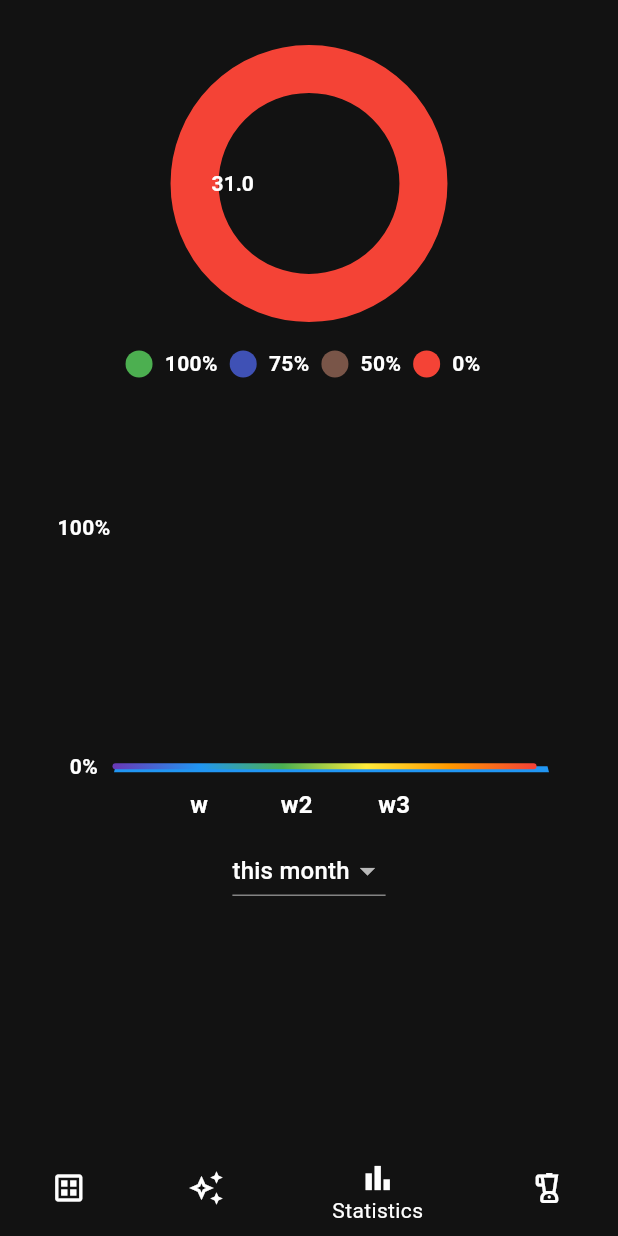
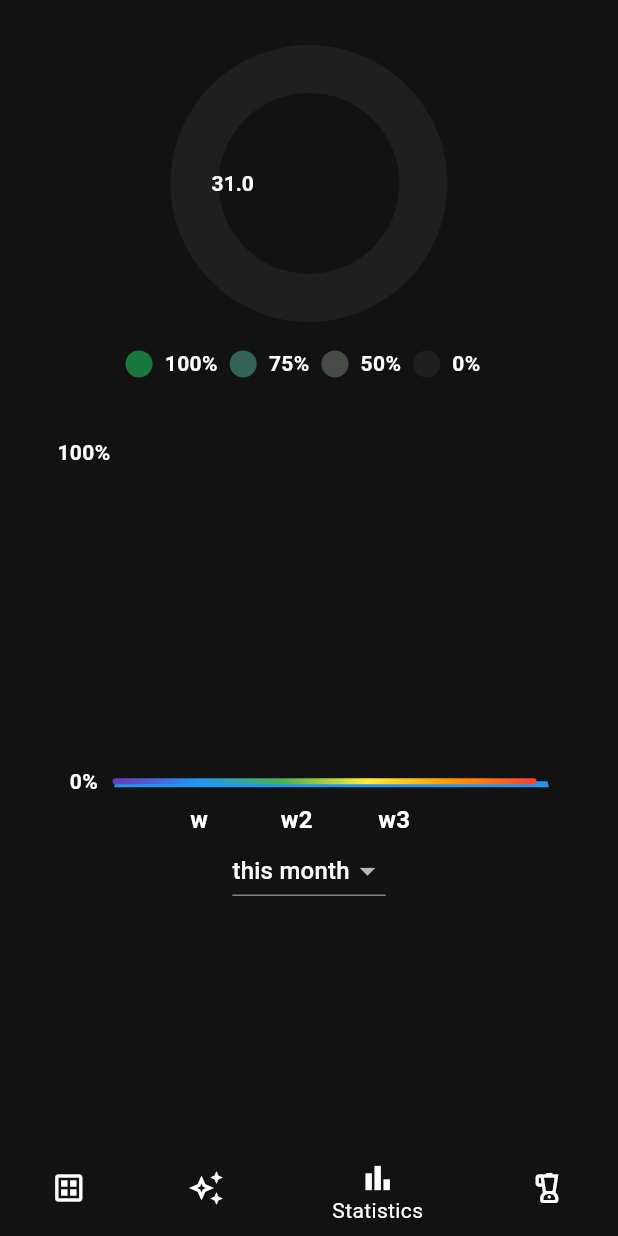
Before and after one commit to cueltschey/squared_away, a Flutter app: the screen it shows after launch, item 3 of the bottom bar chosen, on a phone screen of 412 x 824 dp. Run offline on Flutter 3.47's test engine with Material 3 defaults, Android fonts, the phone set to English and light mode, and no system bars; drawn by our look-alikes of fl_chart, pie_chart; our stand-ins replace file_picker, flutter_colorpicker, flutter_markdown.

Commit message:
changed color scheme

```diff
--- a/lib/squares.dart
+++ b/lib/squares.dart
@@ -287,10 +287,10 @@ class _SquareItemState extends State<SquareItem> {
       toInt(calculateColorComponent(100, widget.percentage[0] / widget.percentage[1])),
     );
     if(widget.percentage[0] == 0){
-      squareColor = Color.fromARGB(150, 34, 34, 34);
+      squareColor = const Color.fromARGB(150, 34, 34, 34);
     }
     if(widget.percentage[0] == widget.percentage[1]){
-      squareColor = Color.fromARGB(255, 26, 120, 63);
+      squareColor = const Color.fromARGB(255, 26, 120, 63);
     }
     if(widget.isHighlighted){
       textColor = Colors.yellow;
--- a/lib/statistics.dart
+++ b/lib/statistics.dart
@@ -68,10 +68,10 @@ class _StatisticsState extends State<Statistics> {
       }
     }
     colorList = [
-      Colors.green,
-      Colors.indigo,
-      Colors.brown,
-      Colors.red,
+      Color.fromARGB(255, 26, 120, 63),
+      Color.fromARGB(230, 54, 106, 94),
+      Color.fromARGB(230, 74, 82, 74),
+      Color.fromARGB(200, 34, 34, 34),
     ];
   }
 
@@ -408,12 +408,7 @@ class StatisticsLineChartState extends State<StatisticsLineChart> {
           Column(
             crossAxisAlignment: CrossAxisAlignment.stretch,
             children: <Widget>[
-              const SizedBox(
-                height: 40,
-              ),
-              const SizedBox(
-                height: 40,
-              ),
+              SizedBox(height: 30,),
               Expanded(
                 child: Padding(
                   padding: const EdgeInsets.only(right: 16, left: 6),
@@ -424,9 +419,6 @@ class StatisticsLineChartState extends State<StatisticsLineChart> {
                   )
                 ),
               ),
-              const SizedBox(
-                height: 10,
-              ),
             ],
           ),
         ],
```
Also changed, not shown: lib/main.dart (+35 -1 lines).
